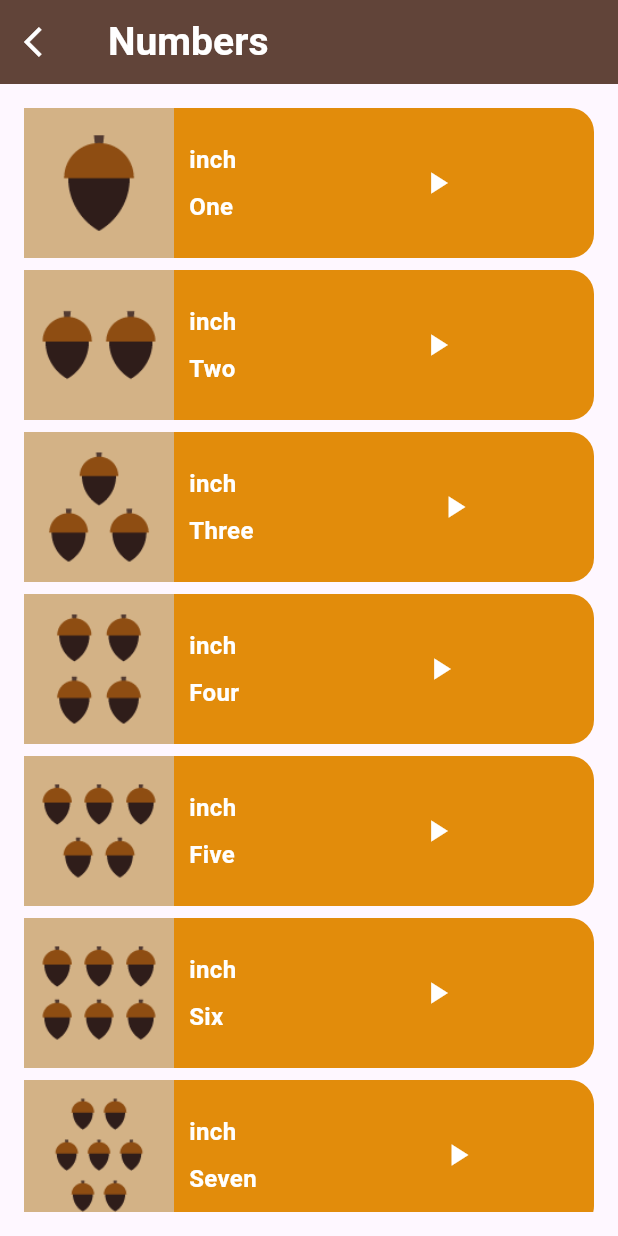
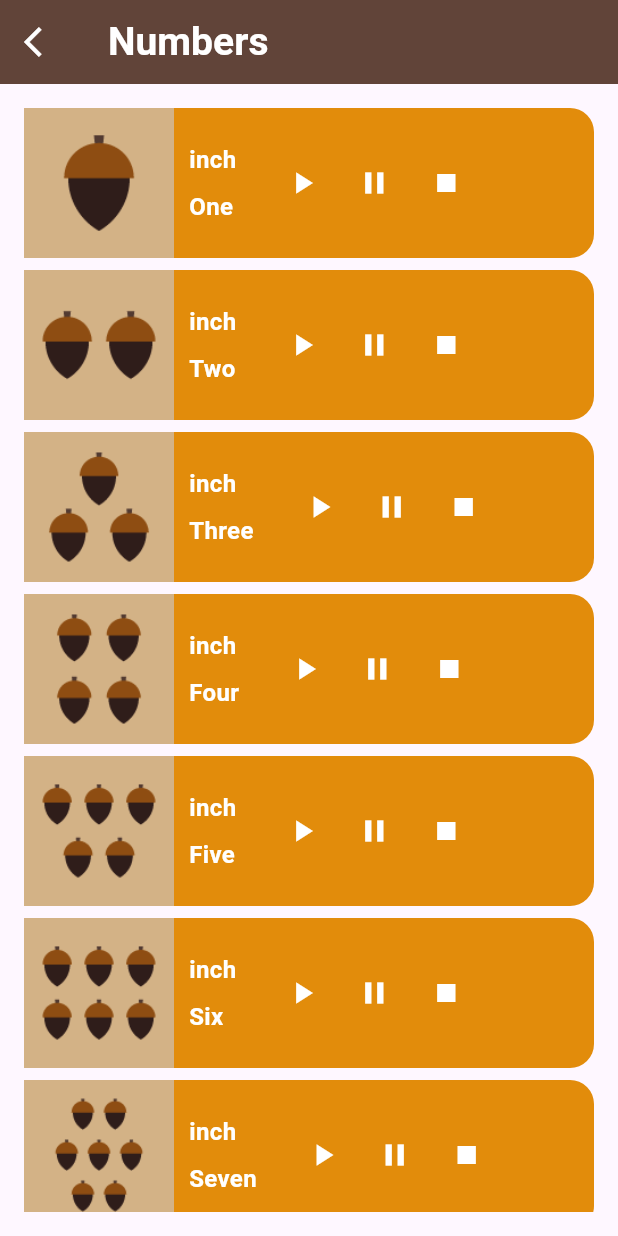
Before and after one commit to Salah-Othman/Language-Learning-App, a Flutter app: the NumbersScreen screen opened directly, on a phone screen of 412 x 824 dp. Run offline on Flutter 3.47's test engine with Material 3 defaults, Android fonts, the light colour scheme and no system bars; our stand-ins replace audioplayers.

Commit message:
feat: Enhance NumberModel to include sound property and update NumbersScreen for audio playback

```diff
--- a/lib/model/number_model.dart
+++ b/lib/model/number_model.dart
@@ -2,6 +2,7 @@ class NumberModel {
   final String img;
   final String eng;
   final String korein;
+  final String sound;
 
-  NumberModel({required this.img, required this.eng, required this.korein});
+  NumberModel({required this.img, required this.eng, required this.korein, required this.sound});
 }
--- a/lib/screens/numbers_screen.dart
+++ b/lib/screens/numbers_screen.dart
@@ -1,3 +1,4 @@
+import 'package:audioplayers/audioplayers.dart';
 import 'package:flutter/material.dart';
 import 'package:language_learning_app/model/number_model.dart';
 import 'package:language_learning_app/widgets/custom_text.dart';
@@ -9,54 +10,64 @@ class NumbersScreen extends StatelessWidget {
       img: 'assets/images/numbers/number_one.png',
       eng: 'One',
       korein: 'inch',
+      sound: 'assets/sounds/numbers/number_one_sound.mp3',
     ),
     NumberModel(
       img: 'assets/images/numbers/number_two.png',
       eng: 'Two',
       korein: 'inch',
+      sound: 'assets/sounds/numbers/number_two_sound.mp3',
     ),
     NumberModel(
       img: 'assets/images/numbers/number_three.png',
       eng: 'Three',
       korein: 'inch',
+      sound: 'assets/sounds/numbers/number_three_sound.mp3',
     ),
     NumberModel(
       img: 'assets/images/numbers/number_four.png',
       eng: 'Four',
       korein: 'inch',
+      sound: 'assets/sounds/numbers/number_four_sound.mp3',
     ),
     NumberModel(
       img: 'assets/images/numbers/number_five.png',
       eng: 'Five',
       korein: 'inch',
+      sound: 'assets/sounds/numbers/number_five_sound.mp3',
     ),
     NumberModel(
       img: 'assets/images/numbers/number_six.png',
       eng: 'Six',
       korein: 'inch',
+      sound: 'assets/sounds/numbers/number_six_sound.mp3',
     ),
     NumberModel(
       img: 'assets/images/numbers/number_seven.png',
       eng: 'Seven',
       korein: 'inch',
+      sound: 'assets/sounds/numbers/number_seven_sound.mp3',
     ),
     NumberModel(
       img: 'assets/images/numbers/number_eight.png',
       eng: 'Eight',
       korein: 'inch',
+      sound: 'assets/sounds/numbers/number_eight_sound.mp3',
     ),
     NumberModel(
       img: 'assets/images/numbers/number_nine.png',
       eng: 'Nine',
       korein: 'inch',
+      sound: 'assets/sounds/numbers/number_nine_sound.mp3',
     ),
     NumberModel(
       img: 'assets/images/numbers/number_ten.png',
       eng: 'Ten',
       korein: 'inch',
+      sound: 'assets/sounds/numbers/number_ten_sound.mp3',
     ),
   ];
-
+  final player = AudioPlayer();
   @override
   Widget build(BuildContext context) {
     return Scaffold(
@@ -123,13 +134,29 @@ class NumbersScreen extends StatelessWidget {
                             ),
                           ],
                         ),
-                        SizedBox(width: 110),
-                        IconButton(
-                          onPressed: () {
-                            /// Play Sound
-
-                          },
-                          icon: Icon(Icons.play_arrow, color: Colors.white),
+                        SizedBox(width: 20),
+                        Row(
+                          children: [
+                            IconButton(
+                              onPressed: () async {
+                                /// Play Sound
+                                await player.play(AssetSource(number.sound));
+                              },
+                              icon: Icon(Icons.play_arrow, color: Colors.white),
+                            ),
+                            IconButton(
+                              onPressed: () async {
+                                await player.pause();
+                              },
+                              icon: Icon(Icons.pause, color: Colors.white),
+                            ),
+                            IconButton(
+                              onPressed: () async {
+                                await player.stop();
+                              },
+                              icon: Icon(Icons.stop, color: Colors.white),
+                            ),
+                          ],
                         ),
                       ],
                     ),
--- a/lib/widgets/category_widget.dart
+++ b/lib/widgets/category_widget.dart
@@ -2,9 +2,9 @@ import 'package:flutter/material.dart';
 import 'package:language_learning_app/widgets/custom_text.dart';
 
 class CategoryWidget extends StatelessWidget {
-  CategoryWidget({super.key, required this.title, this.onTap});
+  const CategoryWidget({super.key, required this.title, this.onTap});
   final String title;
-  void Function()? onTap;
+  final void Function()? onTap;
   @override
   Widget build(BuildContext context) {
     return GestureDetector(
```
Also changed, not shown: pubspec.yaml (line endings or trailing spaces), 1 other file.
